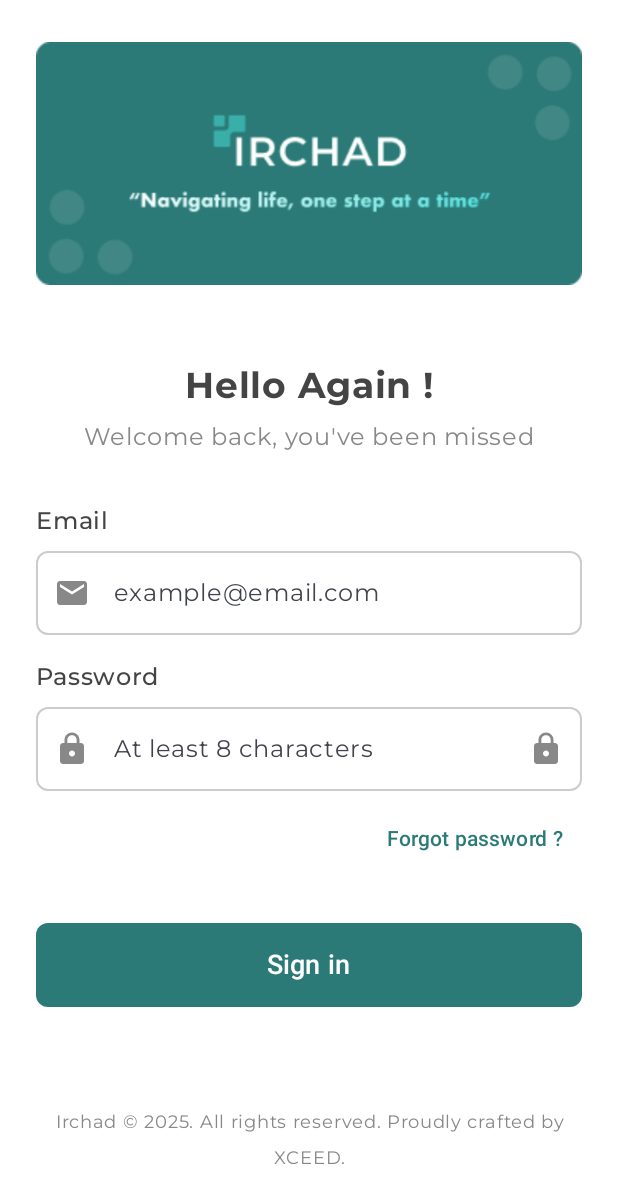
After one commit to IrchadX/IrchadMaintenance, an Android app built with Jetpack Compose: the LoginScreen screen opened through its navigation route, on a phone screen of 412 x 824 dp. The commit adds this screen. Shown: the top 1203 px of the screen. Run offline under Robolectric (Android 15) with nearby library versions, the phone set to English and light mode, and no system bars.

Commit message:
Added Login Page

```diff
--- a/app/src/main/java/com/example/irchadmaintenance/MainActivity.kt
+++ b/app/src/main/java/com/example/irchadmaintenance/MainActivity.kt
@@ -7,20 +7,24 @@ import androidx.activity.compose.setContent
 import androidx.activity.enableEdgeToEdge
 import androidx.annotation.RequiresApi
 import androidx.compose.foundation.layout.Box
-import androidx.compose.foundation.layout.Spacer
 import androidx.compose.foundation.layout.fillMaxSize
-import androidx.compose.foundation.layout.height
 import androidx.compose.foundation.layout.padding
 import androidx.compose.material3.MaterialTheme
-import androidx.compose.material3.Scaffold
 import androidx.compose.material3.Surface
 import androidx.compose.runtime.Composable
+import androidx.compose.runtime.getValue
+import androidx.compose.runtime.mutableStateOf
+import androidx.compose.runtime.remember
+import androidx.compose.runtime.setValue
 import androidx.compose.ui.Alignment
 import androidx.compose.ui.Modifier
 import androidx.compose.ui.unit.dp
+import androidx.navigation.NavController
+import androidx.navigation.compose.currentBackStackEntryAsState
 import androidx.navigation.compose.rememberNavController
 import com.example.irchadmaintenance.navigation.AppNavigation
 import com.example.irchadmaintenance.navigation.BottomNavigationBar
+import com.example.irchadmaintenance.navigation.Destination
 import com.example.irchadmaintenance.ui.theme.IRCHADMaintenanceTheme
 
 class MainActivity : ComponentActivity() {
@@ -46,11 +50,18 @@ class MainActivity : ComponentActivity() {
 fun MainScreen() {
     val navController = rememberNavController()
     val userId = "user001"
+
+    val navBackStackEntry by navController.currentBackStackEntryAsState()
+    val currentRoute = navBackStackEntry?.destination?.route
+
+    val showBottomNav = currentRoute != Destination.Login.route
+
     Box(modifier = Modifier.fillMaxSize()) {
         AppNavigation(
             navController = navController
         )
 
+        if (showBottomNav) {
             Box(
                 modifier = Modifier
                     .align(Alignment.BottomCenter)
@@ -63,3 +74,4 @@ fun MainScreen() {
             }
         }
     }
+}
--- a/app/src/main/java/com/example/irchadmaintenance/navigation/AppNavigation.kt
+++ b/app/src/main/java/com/example/irchadmaintenance/navigation/AppNavigation.kt
@@ -14,6 +14,7 @@ import com.example.irchadmaintenance.ui.screens.DevicesScreen
 import com.example.irchadmaintenance.ui.screens.InterventionDetailsScreen
 import com.example.irchadmaintenance.ui.screens.InterventionScreen
 import com.example.irchadmaintenance.ui.screens.InterventionsListScreen
+import com.example.irchadmaintenance.ui.screens.LoginScreen
 import com.example.irchadmaintenance.ui.screens.NotificationDetailsScreen
 import com.example.irchadmaintenance.ui.screens.NotificationsScreen
 import com.example.irchadmaintenance.ui.screens.UserProfileScreen
@@ -23,10 +24,17 @@ import com.example.irchadmaintenance.ui.screens.UserProfileScreen
 fun AppNavigation(navController: NavHostController) {
     NavHost(
         navController = navController,
-        startDestination = Destination.DeviceList.route
+        startDestination = Destination.Login.route
     ) {
 
-        composable(Destination.DeviceList.route) {
+        composable(Destination.Login.route) {
+            LoginScreen(navController = navController)
+        }
+
+
+        composable(
+            Destination.DeviceList.route
+        ) {
             val userId = "user001"
             DevicesScreen(
                 userId,
--- a/app/src/main/java/com/example/irchadmaintenance/navigation/Destination.kt
+++ b/app/src/main/java/com/example/irchadmaintenance/navigation/Destination.kt
@@ -4,6 +4,8 @@ import androidx.navigation.NavType
 import androidx.navigation.navArgument
 
 sealed class Destination(val route: String) {
+    object Login : Destination("Login")
+
     object DeviceList : Destination("device_list")
 
     object DeviceDetails : Destination("device_details/{userId}/{deviceId}") {
--- /dev/null
+++ b/app/src/main/java/com/example/irchadmaintenance/ui/screens/LoginScreen.kt
@@ -0,0 +1,244 @@
+package com.example.irchadmaintenance.ui.screens
+
+import androidx.compose.foundation.Image
+import androidx.compose.foundation.background
+import androidx.compose.foundation.layout.*
+import androidx.compose.foundation.shape.RoundedCornerShape
+import androidx.compose.foundation.text.KeyboardOptions
+import androidx.compose.material.icons.Icons
+import androidx.compose.material.icons.filled.Email
+import androidx.compose.material.icons.filled.Lock
+import androidx.compose.material3.*
+import androidx.compose.runtime.*
+import androidx.compose.ui.Alignment
+import androidx.compose.ui.Modifier
+import androidx.compose.ui.draw.clip
+import androidx.compose.ui.graphics.BlendMode.Companion.Screen
+import androidx.compose.ui.graphics.Color
+import androidx.compose.ui.layout.ContentScale
+import androidx.compose.ui.res.painterResource
+import androidx.compose.ui.text.font.FontWeight
+import androidx.compose.ui.text.input.KeyboardType
+import androidx.compose.ui.text.input.PasswordVisualTransformation
+import androidx.compose.ui.text.input.VisualTransformation
+import androidx.compose.ui.text.style.TextAlign
+import androidx.compose.ui.unit.dp
+import androidx.compose.ui.unit.sp
+import androidx.navigation.NavController
+import com.example.irchadmaintenance.R
+import com.example.irchadmaintenance.data.UserSampleData
+import com.example.irchadmaintenance.navigation.Destination
+import com.example.irchadmaintenance.ui.components.SuccessToast
+
+@Composable
+fun LoginScreen(
+    navController: NavController
+) {
+
+    var email by remember { mutableStateOf("") }
+    var password by remember { mutableStateOf("") }
+    var passwordVisible by remember { mutableStateOf(false) }
+    var showError by remember { mutableStateOf(false) }
+    var errorMessage by remember { mutableStateOf("") }
+    var showSuccessToast by remember { mutableStateOf(false) }
+
+    Box(
+        modifier = Modifier
+            .fillMaxSize()
+            .background(Color.White)
+    ) {
+        Column(
+            modifier = Modifier
+                .fillMaxSize()
+                .padding(24.dp),
+            horizontalAlignment = Alignment.CenterHorizontally
+        ) {
+
+
+            Image(
+                painter = painterResource(id = R.drawable.login_header),
+                contentDescription = "IRCHAD's Slogan Header",
+                modifier = Modifier
+                    .fillMaxWidth()
+                    .height(170.dp),
+                contentScale = ContentScale.Fit
+            )
+
+            Spacer(modifier = Modifier.height(48.dp))
+
+            Text(
+                text = "Hello Again !",
+                fontSize = 24.sp,
+                fontWeight = FontWeight.Bold,
+                color = Color.DarkGray
+            )
+
+            Spacer(modifier = Modifier.height(8.dp))
+
+            Text(
+                text = "Welcome back, you've been missed",
+                fontSize = 16.sp,
+                color = Color.Gray
+            )
+
+            Spacer(modifier = Modifier.height(32.dp))
+
+            Column(
+                modifier = Modifier.fillMaxWidth(),
+                horizontalAlignment = Alignment.Start
+            ) {
+                Text(
+                    text = "Email",
+                    fontSize = 16.sp,
+                    fontWeight = FontWeight.Medium,
+                    color = Color.DarkGray
+                )
+
+                Spacer(modifier = Modifier.height(8.dp))
+
+                OutlinedTextField(
+                    value = email,
+                    onValueChange = { email = it },
+                    modifier = Modifier.fillMaxWidth(),
+                    shape = RoundedCornerShape(8.dp),
+                    leadingIcon = {
+                        Icon(
+                            imageVector = Icons.Default.Email,
+                            contentDescription = "Email Icon",
+                            tint = Color.Gray
+                        )
+                    },
+                    placeholder = { Text("example@email.com") },
+                    singleLine = true,
+                    colors = OutlinedTextFieldDefaults.colors(
+                        unfocusedBorderColor = Color.LightGray,
+                        focusedBorderColor = Color(0xFF2B7A78)
+                    )
+                )
+            }
+
+            Spacer(modifier = Modifier.height(16.dp))
+
+            Column(
+                modifier = Modifier.fillMaxWidth(),
+                horizontalAlignment = Alignment.Start
+            ) {
+                Text(
+                    text = "Password",
+                    fontSize = 16.sp,
+                    fontWeight = FontWeight.Medium,
+                    color = Color.DarkGray
+                )
+
+                Spacer(modifier = Modifier.height(8.dp))
+
+                OutlinedTextField(
+                    value = password,
+                    onValueChange = { password = it },
+                    modifier = Modifier.fillMaxWidth(),
+                    shape = RoundedCornerShape(8.dp),
+                    leadingIcon = {
+                        Icon(
+                            imageVector = Icons.Default.Lock,
+                            contentDescription = "Password Icon",
+                            tint = Color.Gray
+                        )
+                    },
+                    trailingIcon = {
+                        IconButton(onClick = { passwordVisible = !passwordVisible }) {
+                            Icon(
+                                imageVector = if (passwordVisible) Icons.Default.Lock else Icons.Default.Lock,
+                                contentDescription = if (passwordVisible) "Hide password" else "Show password",
+                                tint = Color.Gray
+                            )
+                        }
+                    },
+                    visualTransformation = if (passwordVisible) VisualTransformation.None else PasswordVisualTransformation(),
+                    keyboardOptions = KeyboardOptions(keyboardType = KeyboardType.Password),
+                    placeholder = { Text("At least 8 characters") },
+                    singleLine = true,
+                    colors = OutlinedTextFieldDefaults.colors(
+                        unfocusedBorderColor = Color.LightGray,
+                        focusedBorderColor = Color(0xFF2B7A78)
+                    )
+                )
+            }
+
+
+            Box(
+                modifier = Modifier
+                    .fillMaxWidth()
+                    .padding(vertical = 8.dp),
+                contentAlignment = Alignment.CenterEnd
+            ) {
+                TextButton(onClick = { ///////Forgot password routine ////
+                    }) {
+                    Text(
+                        text = "Forgot password ?",
+                        color = Color(0xFF2B7A78),
+                        fontSize = 14.sp
+                    )
+                }
+            }
+
+            Spacer(modifier = Modifier.height(24.dp))
+
+            Button(
+                onClick = {
+
+                    if (email == "user001" && password == "test") {
+                        showSuccessToast = true
+                        navController.navigate(
+                            "device_list"
+                        ) {
+                            popUpTo(Destination.Login.route) { inclusive = true }
+                        }
+                    } else {
+                        errorMessage = "Invalid email or password"
+                        showError = true
+                    }
+                },
+                modifier = Modifier
+                    .fillMaxWidth()
+                    .height(56.dp),
+                shape = RoundedCornerShape(8.dp),
+                colors = ButtonDefaults.buttonColors(
+                    containerColor = Color(0xFF2B7A78)
+                )
+            ) {
+                Text(
+                    text = "Sign in",
+                    fontSize = 18.sp,
+                    fontWeight = FontWeight.Medium
+                )
+            }
+
+            if (showError) {
+                Spacer(modifier = Modifier.height(16.dp))
+                Text(
+                    text = errorMessage,
+                    color = Color.Red,
+                    fontSize = 14.sp,
+                    textAlign = TextAlign.Center
+                )
+            }
+
+            Spacer(modifier = Modifier.weight(1f))
+
+            Text(
+                text = "Irchad © 2025. All rights reserved. Proudly crafted by XCEED.",
+                fontSize = 12.sp,
+                color = Color.Gray,
+                textAlign = TextAlign.Center,
+                modifier = Modifier.padding(bottom = 16.dp)
+            )
+        }
+    }
+
+    if (showSuccessToast) {
+        SuccessToast(
+            message = "Login successful",
+            onDismiss = { showSuccessToast = false }
+        )
+    }
+}
```
Also changed, not shown: app/src/main/res/drawable/login_header.png (added). Lines whose indentation alone changed are shown as unchanged.
